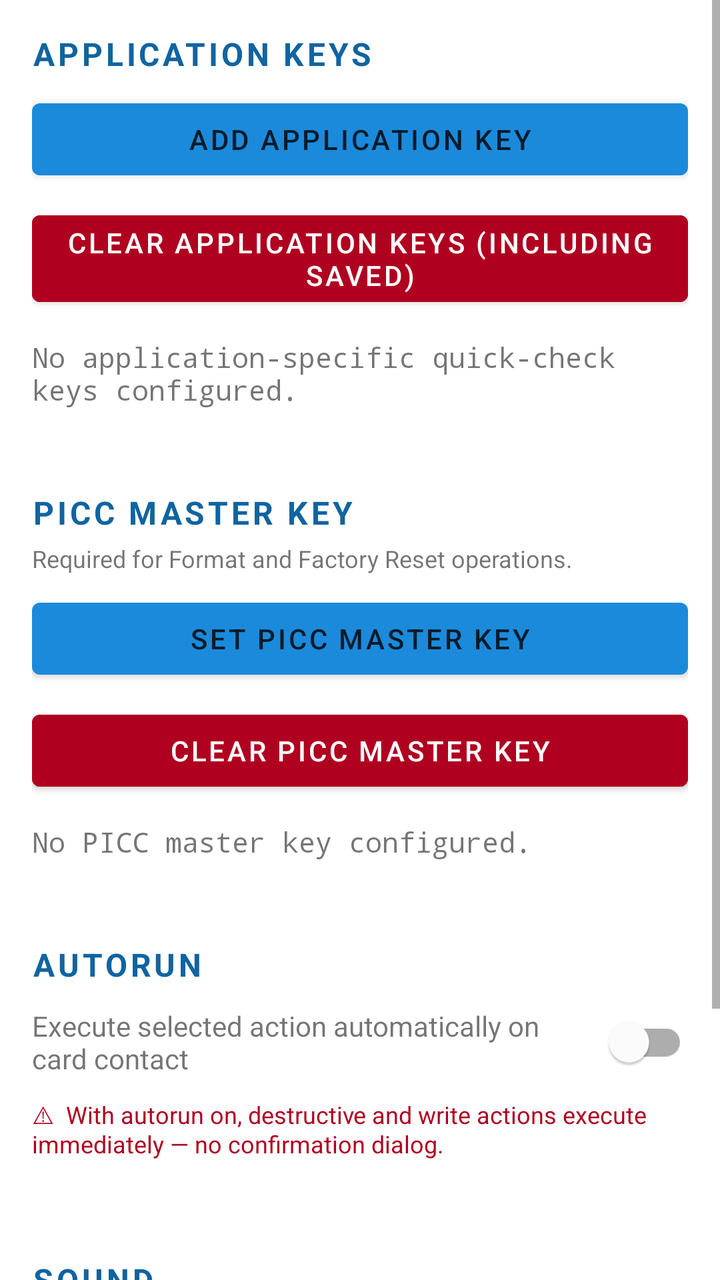
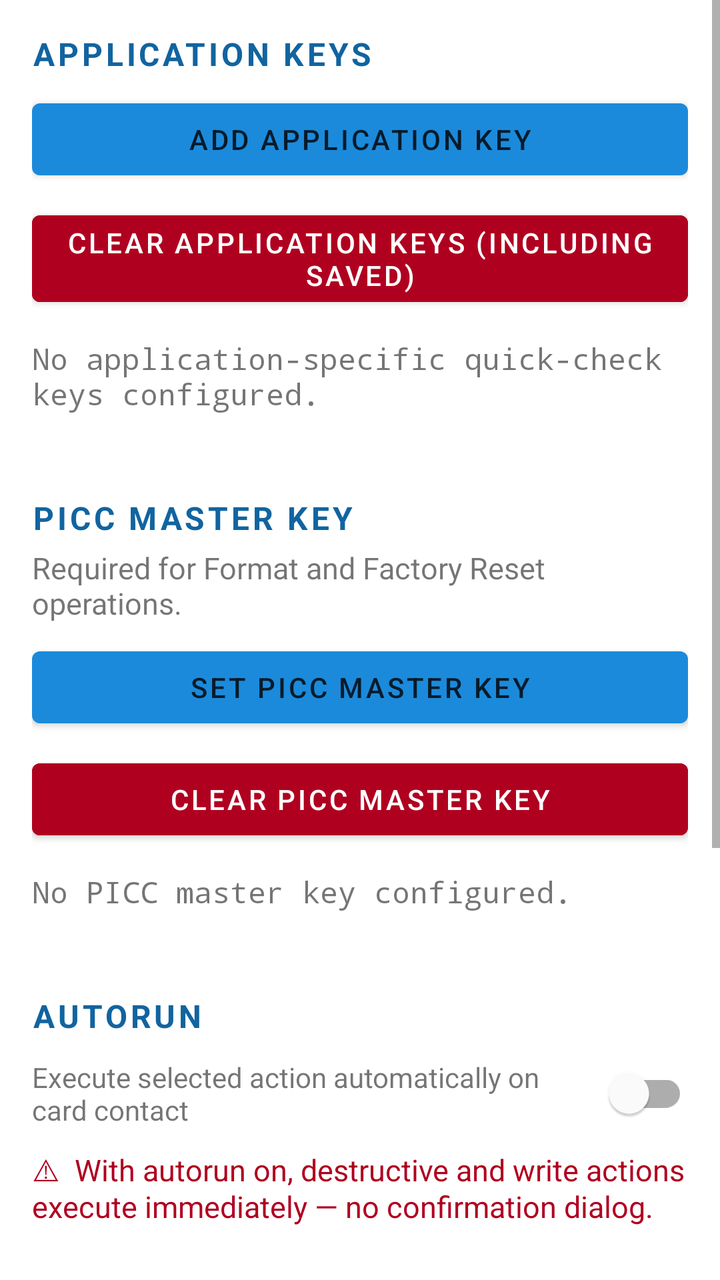

An Android layout rendered at two revisions. The XML below is the earlier revision; the diff shows what the commit changed to produce the second picture.
<!-- AndroidManifest.xml: application theme Theme.App -->
<!-- res/layout/fragment_settings.xml -->
<?xml version="1.0" encoding="utf-8"?>
<ScrollView xmlns:android="http://schemas.android.com/apk/res/android"
    android:layout_width="match_parent"
    android:layout_height="match_parent">

    <LinearLayout
        android:layout_width="match_parent"
        android:layout_height="wrap_content"
        android:orientation="vertical"
        android:padding="16dp">

        <TextView
            android:layout_width="match_parent"
            android:layout_height="wrap_content"
            android:text="APPLICATION KEYS"
            android:textStyle="bold"
            android:textSize="16sp"
            android:letterSpacing="0.1"
            android:textColor="@color/brand_blue_text"
            android:layout_marginBottom="8dp" />

        <Button
            android:id="@+id/addQuickCheckKey"
            android:layout_width="match_parent"
            android:layout_height="wrap_content"
            android:text="Add application key" />

        <Button
            android:id="@+id/clearQuickCheckKeys"
            android:backgroundTint="?attr/colorError"
            android:textColor="?attr/colorOnError"
            android:layout_width="match_parent"
            android:layout_height="wrap_content"
            android:layout_marginTop="8dp"
            android:text="Clear application keys (including saved)" />

        <TextView
            android:id="@+id/quickCheckKeySummary"
            android:layout_width="match_parent"
            android:layout_height="wrap_content"
            android:layout_marginTop="12dp"
            android:text="No application-specific quick-check keys configured."
            android:textIsSelectable="true"
            android:typeface="monospace" />

        <View
            android:layout_width="match_parent"
            android:layout_height="1dp"
            android:layout_marginTop="24dp"
            android:layout_marginBottom="16dp"
            android:background="?attr/colorControlNormal"
            android:alpha="0.2" />

        <TextView
            android:layout_width="match_parent"
            android:layout_height="wrap_content"
            android:text="PICC MASTER KEY"
            android:textStyle="bold"
            android:textSize="16sp"
            android:letterSpacing="0.1"
            android:textColor="@color/brand_blue_text"
            android:layout_marginBottom="4dp" />

        <TextView
            android:layout_width="match_parent"
            android:layout_height="wrap_content"
            android:layout_marginBottom="8dp"
            android:textSize="12sp"
            android:text="Required for Format and Factory Reset operations." />

        <Button
            android:id="@+id/setPiccKey"
            android:layout_width="match_parent"
            android:layout_height="wrap_content"
            android:text="Set PICC master key" />

        <Button
            android:id="@+id/clearPiccKey"
            android:backgroundTint="?attr/colorError"
            android:textColor="?attr/colorOnError"
            android:layout_width="match_parent"
            android:layout_height="wrap_content"
            android:layout_marginTop="8dp"
            android:text="Clear PICC master key" />

        <TextView
            android:id="@+id/piccKeySummary"
            android:layout_width="match_parent"
            android:layout_height="wrap_content"
            android:layout_marginTop="12dp"
            android:text="No PICC master key configured."
            android:textIsSelectable="true"
            android:typeface="monospace" />

        <View
            android:layout_width="match_parent"
            android:layout_height="1dp"
            android:layout_marginTop="24dp"
            android:layout_marginBottom="16dp"
            android:background="?attr/colorControlNormal"
            android:alpha="0.2" />

        <TextView
            android:layout_width="match_parent"
            android:layout_height="wrap_content"
            android:text="AUTORUN"
            android:textStyle="bold"
            android:textSize="16sp"
            android:letterSpacing="0.1"
            android:textColor="@color/brand_blue_text"
            android:layout_marginBottom="4dp" />

        <LinearLayout
            android:layout_width="match_parent"
            android:layout_height="wrap_content"
            android:orientation="horizontal"
            android:gravity="center_vertical"
            android:layout_marginBottom="4dp">

            <TextView
                android:layout_width="0dp"
                android:layout_height="wrap_content"
                android:layout_weight="1"
                android:text="Execute selected action automatically on card contact"
                android:textSize="14sp" />

            <com.google.android.material.switchmaterial.SwitchMaterial
                android:id="@+id/autorunSwitch"
                android:layout_width="wrap_content"
                android:layout_height="wrap_content"
                android:layout_marginStart="8dp" />

        </LinearLayout>

        <TextView
            android:layout_width="match_parent"
            android:layout_height="wrap_content"
            android:textSize="12sp"
            android:textColor="?attr/colorError"
            android:text="⚠  With autorun on, destructive and write actions execute immediately — no confirmation dialog."
            android:layout_marginBottom="8dp" />

        <View
            android:layout_width="match_parent"
            android:layout_height="1dp"
            android:layout_marginTop="24dp"
            android:layout_marginBottom="16dp"
            android:background="?attr/colorControlNormal"
            android:alpha="0.2" />

        <TextView
            android:layout_width="match_parent"
            android:layout_height="wrap_content"
            android:text="SOUND"
            android:textStyle="bold"
            android:textSize="16sp"
            android:letterSpacing="0.1"
            android:textColor="@color/brand_blue_text"
            android:layout_marginBottom="4dp" />

        <LinearLayout
            android:layout_width="match_parent"
            android:layout_height="wrap_content"
            android:orientation="horizontal"
            android:gravity="center_vertical"
            android:layout_marginBottom="4dp">

            <TextView
                android:layout_width="0dp"
                android:layout_height="wrap_content"
                android:layout_weight="1"
                android:text="Play sound on action success / failure"
                android:textSize="14sp" />

            <com.google.android.material.switchmaterial.SwitchMaterial
                android:id="@+id/soundSwitch"
                android:layout_width="wrap_content"
                android:layout_height="wrap_content"
                android:layout_marginStart="8dp" />

        </LinearLayout>

        <View
            android:layout_width="match_parent"
            android:layout_height="1dp"
            android:layout_marginTop="24dp"
            android:layout_marginBottom="16dp"
            android:background="?attr/colorControlNormal"
            android:alpha="0.2" />

        <TextView
            android:layout_width="match_parent"
            android:layout_height="wrap_content"
            android:text="INFO"
            android:textStyle="bold"
            android:textSize="16sp"
            android:letterSpacing="0.1"
            android:textColor="@color/brand_blue_text"
            android:layout_marginBottom="8dp" />

        <TextView
            android:id="@+id/versionInfo"
            android:layout_width="match_parent"
            android:layout_height="wrap_content"
            android:textIsSelectable="true"
            android:typeface="monospace" />

    </LinearLayout>
</ScrollView>
<!-- resources referenced by this layout -->
<resources>
  <color name="brand_blue_text">#1164A0</color>
  <style name="Theme.App" parent="Theme.MaterialComponents.DayNight.NoActionBar">
          <item name="android:windowActionModeOverlay">true</item>
          <item name="colorPrimary">@color/brand_blue</item>
          <item name="colorPrimaryVariant">@color/brand_blue_dark</item>
          <item name="colorPrimaryDark">@color/brand_blue_dark</item>
          <item name="colorSecondary">@color/brand_blue_text</item>
          <item name="colorSecondaryVariant">@color/brand_blue_dark</item>
          <item name="colorOnPrimary">@color/brand_blue_on_primary</item>
          <item name="colorOnSecondary">@android:color/white</item>
      </style>
  <color name="brand_blue">#1B8ADB</color>
  <color name="brand_blue_dark">#1164A0</color>
  <color name="brand_blue_on_primary">#071B2A</color>
</resources>

<!-- the commit's change to res/layout/fragment_settings.xml (unified diff, before → after) -->
@@ -41,6 +41,7 @@
             android:layout_marginTop="12dp"
             android:text="No application-specific quick-check keys configured."
             android:textIsSelectable="true"
+            android:textSize="15sp"
             android:typeface="monospace" />
 
         <View
@@ -65,7 +66,7 @@
             android:layout_width="match_parent"
             android:layout_height="wrap_content"
             android:layout_marginBottom="8dp"
-            android:textSize="12sp"
+            android:textSize="15sp"
             android:text="Required for Format and Factory Reset operations." />
 
         <Button
@@ -90,6 +91,7 @@
             android:layout_marginTop="12dp"
             android:text="No PICC master key configured."
             android:textIsSelectable="true"
+            android:textSize="15sp"
             android:typeface="monospace" />
 
         <View
@@ -135,7 +137,7 @@
         <TextView
             android:layout_width="match_parent"
             android:layout_height="wrap_content"
-            android:textSize="12sp"
+            android:textSize="15sp"
             android:textColor="?attr/colorError"
             android:text="⚠  With autorun on, destructive and write actions execute immediately — no confirmation dialog."
             android:layout_marginBottom="8dp" />
@@ -203,7 +205,32 @@
             android:layout_width="match_parent"
             android:layout_height="wrap_content"
             android:textIsSelectable="true"
+            android:textSize="15sp"
             android:typeface="monospace" />
+
+        <View
+            android:layout_width="match_parent"
+            android:layout_height="1dp"
+            android:layout_marginTop="24dp"
+            android:layout_marginBottom="16dp"
+            android:background="?attr/colorControlNormal"
+            android:alpha="0.2" />
+
+        <TextView
+            android:layout_width="match_parent"
+            android:layout_height="wrap_content"
+            android:text="DEBUG"
+            android:textStyle="bold"
+            android:textSize="16sp"
+            android:letterSpacing="0.1"
+            android:textColor="@color/brand_blue_text"
+            android:layout_marginBottom="8dp" />
+
+        <Button
+            android:id="@+id/exportLog"
+            android:layout_width="match_parent"
+            android:layout_height="wrap_content"
+            android:text="Export log (zip)" />
 
     </LinearLayout>
 </ScrollView>
